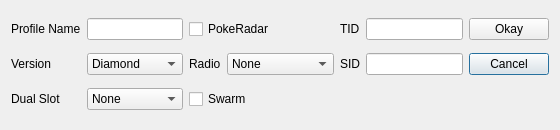
First picture: the form in Source/Forms/Gen4/Profile/ProfileEditor4.ui, repository Admiral-Fish/PokeFinder, before the edit.
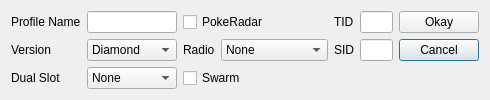
Second picture: the form after the edit. Custom widgets are drawn as their Qt base class.

Patch:
```diff
--- a/Source/Forms/Gen4/Profile/ProfileEditor4.ui
+++ b/Source/Forms/Gen4/Profile/ProfileEditor4.ui
@@ -6,16 +6,10 @@
    <rect>
     <x>0</x>
     <y>0</y>
-    <width>560</width>
-    <height>130</height>
+    <width>490</width>
+    <height>100</height>
    </rect>
   </property>
-  <property name="minimumSize">
-   <size>
-    <width>560</width>
-    <height>130</height>
-   </size>
-  </property>
   <property name="windowTitle">
    <string>Profile Editor Gen 4</string>
   </property>
```
